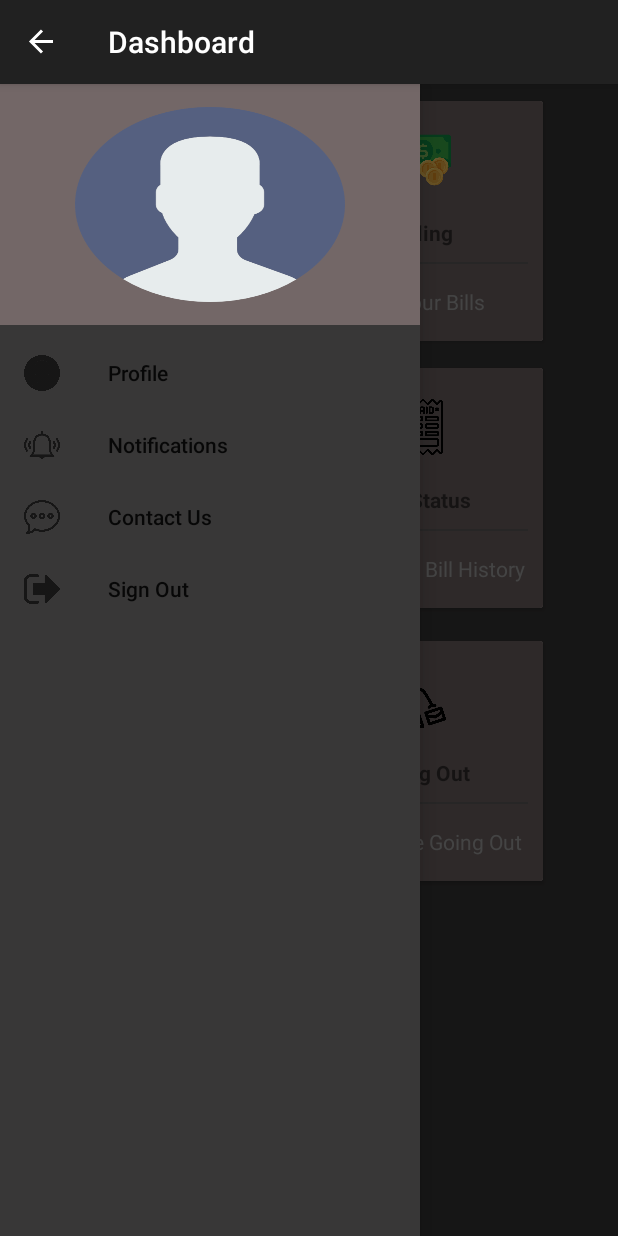
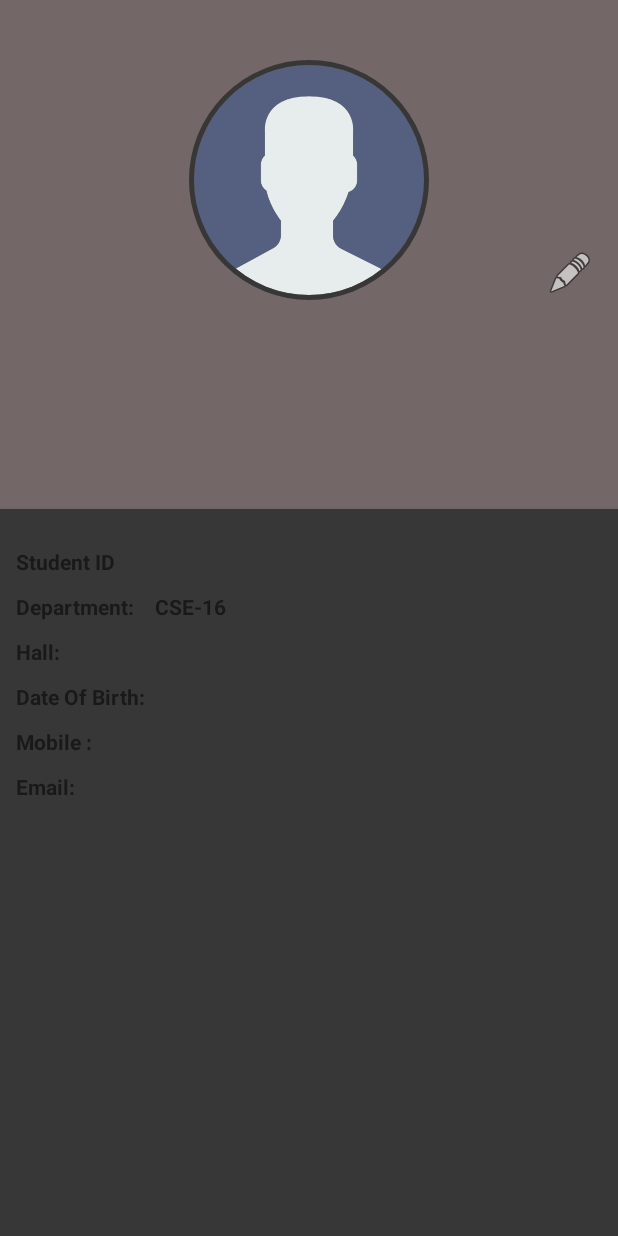
Before and after one commit to hasiburporag/OsmanyHallManagement, an Android app: the StudentProfile screen opened directly, with no data from a screen before it, after a tap on "Profile", on a phone screen of 412 x 824 dp. Run offline under Robolectric (Android 15) with nearby library versions, the phone set to English and light mode, and no system bars; our stand-ins replace CircleImageView, Firebase (no records; nobody signed in at launch, a user with empty details on screens opened directly); Roboto replaces fonts that are not available here; 8 statements that could not run were skipped; 1 other tap on this screen came first.

Commit message:
Profile Page

```diff
--- a/app/build.gradle
+++ b/app/build.gradle
@@ -29,6 +29,7 @@ dependencies {
     androidTestImplementation 'com.android.support.test.espresso:espresso-core:3.0.2'
     implementation 'com.android.support:design:27.1.1'
     implementation 'com.android.support:cardview-v7:27.1.1'
+    implementation 'de.hdodenhof:circleimageview:2.1.0'
 }
 
 apply plugin: 'com.google.gms.google-services'
--- a/app/src/main/AndroidManifest.xml
+++ b/app/src/main/AndroidManifest.xml
@@ -21,9 +21,11 @@
             android:name="preloaded_fonts"
             android:resource="@array/preloaded_fonts" />
 
-        <activity android:name=".StudentProfile"
+        <activity
+            android:name=".StudentProfile"
             android:label="Dashboard"
-            android:theme="@style/Theme.AppCompat.DayNight.DarkActionBar"></activity>
+            android:theme="@style/Theme.AppCompat.DayNight.DarkActionBar" />
+        <activity android:name=".Profile"></activity>
     </application>
 
 </manifest>
--- a/app/src/main/java/com/example/porag/osmanyhallmanagement/MainActivity.java
+++ b/app/src/main/java/com/example/porag/osmanyhallmanagement/MainActivity.java
@@ -6,6 +6,7 @@ import android.nfc.Tag;
 import android.support.v7.app.AppCompatActivity;
 import android.os.Bundle;
 import android.util.Log;
+import android.view.KeyEvent;
 import android.view.View;
 import android.widget.Button;
 import android.widget.EditText;
@@ -36,6 +37,8 @@ public class MainActivity extends AppCompatActivity {
     protected void onCreate(Bundle savedInstanceState) {
         super.onCreate(savedInstanceState);
         setContentView(R.layout.activity_main);
+       // Intent demo=new Intent(getApplicationContext(),SignUp.class);
+       // startActivity(demo);
         UserID=findViewById(R.id.input_email);
         Password=findViewById(R.id.input_password);
         LogIn=findViewById(R.id.btn_login);
@@ -52,6 +55,7 @@ public class MainActivity extends AppCompatActivity {
         LogIn.setOnClickListener(new View.OnClickListener() {
             @Override
             public void onClick(View v) {
+
                 progressDialog.show();
                 userid=UserID.getText().toString();
                 password=Password.getText().toString();
@@ -105,4 +109,5 @@ public class MainActivity extends AppCompatActivity {
         startActivity(i);
 
     }
+
 }
--- /dev/null
+++ b/app/src/main/java/com/example/porag/osmanyhallmanagement/Profile.java
@@ -0,0 +1,86 @@
+package com.example.porag.osmanyhallmanagement;
+
+import android.app.ProgressDialog;
+import android.support.v7.app.AppCompatActivity;
+import android.os.Bundle;
+import android.widget.ProgressBar;
+import android.widget.TextView;
+import android.widget.Toast;
+
+import com.google.firebase.database.DataSnapshot;
+import com.google.firebase.database.DatabaseError;
+import com.google.firebase.database.DatabaseReference;
+import com.google.firebase.database.FirebaseDatabase;
+import com.google.firebase.database.Query;
+import com.google.firebase.database.ValueEventListener;
+
+public class Profile extends AppCompatActivity {
+
+    TextView name,hallid,Hall1,Hall2,studentid,dept,mobile,email,dob;
+    FirebaseDatabase db;
+    DatabaseReference ref,myref;
+    Query query;
+    private SkipActivity session;
+    String username,a;
+    Users user;
+    ProgressDialog progressDialog;
+
+    @Override
+    protected void onCreate(Bundle savedInstanceState) {
+        super.onCreate(savedInstanceState);
+        setContentView(R.layout.activity_profile);
+        progressDialog=new ProgressDialog(this);
+        progressDialog.setMessage("Loading..");
+        progressDialog.show();
+        name=findViewById(R.id.name);
+        hallid=findViewById(R.id.designation);
+        Hall1=findViewById(R.id.location);
+        Hall2=findViewById(R.id.hall);
+        studentid=findViewById(R.id.studentid);
+        dept=findViewById(R.id.department);
+        mobile=findViewById(R.id.mobile);
+        email=findViewById(R.id.email);
+        dob=findViewById(R.id.dob);
+        session=new SkipActivity(this);
+        username=session.getusename();
+        //name.setText(username);
+        db=FirebaseDatabase.getInstance();
+        ref=db.getReference();
+        myref=ref.child("Users");
+
+       // user=new Users();
+
+        query=myref.orderByChild("id").equalTo(username);
+
+        query.addListenerForSingleValueEvent(new ValueEventListener() {
+            @Override
+            public void onDataChange(DataSnapshot dataSnapshot) {
+                for(DataSnapshot singleSnapshot : dataSnapshot.getChildren()){
+                    user = singleSnapshot.getValue(Users.class);
+                }
+
+
+               // a = user.getName();
+                name.setText(user.getName());
+                hallid.setText(user.getHallid());
+                Hall2.setText(user.getHall());
+                Hall1.setText(user.getHall());
+                dept.setText("CSE-16");
+                mobile.setText(user.getPhoneno());
+                email.setText(user.getPosition());
+                dob.setText(user.getDob());
+                studentid.setText(user.getRoll());
+            }
+
+            @Override
+            public void onCancelled(DatabaseError databaseError) {
+
+                Toast.makeText(getApplicationContext(),"Error",Toast.LENGTH_LONG).show();
+
+            }
+        });
+
+        progressDialog.dismiss();
+
+    }
+}
--- a/app/src/main/java/com/example/porag/osmanyhallmanagement/StudentProfile.java
+++ b/app/src/main/java/com/example/porag/osmanyhallmanagement/StudentProfile.java
@@ -8,6 +8,7 @@ import android.support.v4.widget.DrawerLayout;
 import android.support.v7.app.ActionBarDrawerToggle;
 import android.support.v7.app.AppCompatActivity;
 import android.os.Bundle;
+import android.view.KeyEvent;
 import android.view.MenuItem;
 import android.widget.Toast;
 
@@ -43,7 +44,8 @@ public class StudentProfile extends AppCompatActivity {
                 int id = item.getItemId();
                 switch (id) {
                     case R.id.profile:
-                        Toast.makeText(StudentProfile.this, "Profile", Toast.LENGTH_SHORT).show();
+                        Intent profile=new Intent(getApplicationContext(),Profile.class);
+                        startActivity(profile);
                         break;
                     case R.id.notifications:
                         Toast.makeText(StudentProfile.this, "Notifications", Toast.LENGTH_SHORT).show();
@@ -74,4 +76,18 @@ public class StudentProfile extends AppCompatActivity {
 
         return super.onOptionsItemSelected(item);
     }
+
+    @Override
+    public boolean onKeyDown(int keyCode, KeyEvent event)
+    {
+        switch(keyCode)
+        {
+            case KeyEvent.KEYCODE_BACK:
+
+                moveTaskToBack(true);
+
+                return true;
+        }
+        return false;
+    }
 }
--- a/app/src/main/java/com/example/porag/osmanyhallmanagement/Users.java
+++ b/app/src/main/java/com/example/porag/osmanyhallmanagement/Users.java
@@ -9,13 +9,14 @@ public class Users {
     String position;
     String dob;
     String password;
+    String roll;
 
     public Users()
     {
 
     }
 
-    public Users(String id, String name, String hallid, String hall, String phoneno, String position, String dob,String Password) {
+    public Users(String id, String name, String hallid, String hall, String phoneno, String position, String dob,String Password,String Roll) {
         this.id = id;
         this.name = name;
         this.hallid = hallid;
@@ -24,6 +25,11 @@ public class Users {
         this.position = position;
         this.dob = dob;
         this.password=Password;
+        this.roll=roll;
+    }
+
+    public String getRoll() {
+        return roll;
     }
 
     public String getId() {
--- /dev/null
+++ b/app/src/main/res/layout/activity_profile.xml
@@ -0,0 +1,284 @@
+<?xml version="1.0" encoding="utf-8"?>
+<ScrollView xmlns:android="http://schemas.android.com/apk/res/android"
+    xmlns:app="http://schemas.android.com/apk/res-auto"
+    xmlns:tools="http://schemas.android.com/tools"
+
+    android:layout_width="match_parent"
+    android:layout_height="match_parent"
+    android:background="#383737">
+
+    <RelativeLayout
+        android:layout_width="match_parent"
+        android:layout_height="match_parent"
+        android:id="@+id/layout">
+
+
+        <LinearLayout
+            android:id="@+id/header_cover_image"
+            android:layout_width="match_parent"
+            android:layout_height="150dp"
+            android:background="#736767"
+            android:scaleType="centerCrop"
+            >
+        </LinearLayout>
+
+        <de.hdodenhof.circleimageview.CircleImageView
+            xmlns:app="http://schemas.android.com/apk/res-auto"
+
+            android:clickable="true"
+            app:civ_border_width="3dp"
+            app:civ_border_color="#383737"
+
+            android:id="@+id/profile"
+            android:layout_width="200dp"
+            android:layout_height="200dp"
+            android:layout_below="@+id/header_cover_image"
+            android:layout_centerHorizontal="true"
+            android:layout_marginTop="-130dp"
+            android:elevation="5dp"
+            android:padding="20dp"
+            android:scaleType="centerCrop"
+            android:src="@drawable/user" />
+
+        <RelativeLayout
+            android:id="@+id/profile_layout"
+            android:layout_width="match_parent"
+            android:layout_height="wrap_content"
+            android:layout_below="@+id/header_cover_image"
+            android:background="#736767"
+            android:paddingBottom="20dp">
+
+
+            <ImageView
+                android:id="@+id/edit"
+                android:layout_width="wrap_content"
+                android:layout_height="wrap_content"
+                android:layout_alignParentRight="true"
+                android:layout_marginLeft="16dp"
+                android:layout_marginRight="16dp"
+                android:layout_marginTop="16dp"
+                android:clickable="true"
+
+                android:src="@android:drawable/ic_menu_edit" />
+
+            <TextView
+                android:id="@+id/name"
+                android:layout_width="wrap_content"
+                android:layout_height="wrap_content"
+                android:layout_centerHorizontal="true"
+                android:layout_marginTop="70dp"
+                android:textColor="#fff"
+                android:textSize="24sp"
+                android:textStyle="bold" />
+
+            <TextView
+                android:id="@+id/location"
+                android:layout_width="wrap_content"
+                android:layout_height="wrap_content"
+                android:layout_below="@+id/designation"
+                android:layout_centerHorizontal="true"
+                android:layout_marginTop="10dp"
+                android:textColor="#fff"
+                android:textSize="16sp" />
+
+            <TextView
+                android:id="@+id/designation"
+                android:layout_width="wrap_content"
+                android:layout_height="wrap_content"
+                android:layout_below="@+id/name"
+                android:layout_centerHorizontal="true"
+                android:layout_marginTop="10dp"
+                android:textColor="#fff"
+                android:textSize="18sp" />
+        </RelativeLayout>
+
+
+        <LinearLayout
+            android:layout_width="match_parent"
+            android:layout_height="match_parent"
+            android:layout_below="@+id/profile_layout"
+            android:background="#383737"
+            android:elevation="4dp"
+            android:orientation="vertical"
+            android:paddingTop="20dp"
+            android:paddingBottom="20dp"
+            android:paddingRight="5dp"
+            android:paddingLeft="5dp"
+            >
+
+            <LinearLayout
+                android:layout_width="match_parent"
+                android:layout_height="wrap_content"
+                android:orientation="horizontal">
+
+                <TextView
+                    android:id="@+id/textView10"
+                    android:layout_width="wrap_content"
+                    android:layout_height="wrap_content"
+                    android:layout_margin="5dp"
+                    android:layout_marginLeft="8dp"
+                    android:layout_marginTop="8dp"
+                    android:clickable="true"
+                    android:text="Student ID"
+                    android:textStyle="bold"
+                    />
+
+                <TextView
+                    android:layout_width="wrap_content"
+                    android:layout_height="wrap_content"
+                    android:id="@+id/studentid"
+                    android:layout_marginLeft="8dp"
+                    android:layout_marginTop="8dp"
+                    android:layout_margin="5dp"
+                    android:textStyle="bold"/>
+
+            </LinearLayout>
+
+
+            <LinearLayout
+                android:layout_width="match_parent"
+                android:layout_height="wrap_content"
+                android:orientation="horizontal">
+
+            <TextView
+                android:id="@+id/textView5"
+                android:layout_width="wrap_content"
+                android:layout_height="wrap_content"
+                android:layout_margin="5dp"
+                android:clickable="true"
+                android:text="Department: "
+                android:textStyle="bold"
+                android:layout_marginLeft="8dp"
+
+                android:layout_marginTop="8dp"
+               />
+
+                <TextView
+                    android:layout_width="wrap_content"
+                    android:layout_height="wrap_content"
+                    android:id="@+id/department"
+                    android:layout_marginLeft="8dp"
+                    android:layout_margin="5dp"
+                    android:layout_marginTop="8dp"
+                    android:textStyle="bold"/>
+
+            </LinearLayout>
+
+        <LinearLayout
+            android:layout_width="match_parent"
+            android:layout_height="wrap_content"
+            android:orientation="horizontal">
+
+            <TextView
+                android:id="@+id/textView7"
+                android:layout_width="wrap_content"
+                android:layout_height="wrap_content"
+                android:layout_margin="5dp"
+                android:clickable="true"
+                android:text="Hall: "
+                android:textStyle="bold"
+                android:layout_marginLeft="8dp"
+
+                android:layout_marginTop="8dp"
+                />
+
+            <TextView
+                android:layout_width="wrap_content"
+                android:layout_height="wrap_content"
+                android:id="@+id/hall"
+                android:layout_marginLeft="8dp"
+                android:layout_margin="5dp"
+                android:layout_marginTop="8dp"
+                android:textStyle="bold"/>
+
+        </LinearLayout>
+
+        <LinearLayout
+            android:layout_width="match_parent"
+            android:layout_height="wrap_content"
+            android:orientation="horizontal">
+
+            <TextView
+                android:id="@+id/textView16"
+                android:layout_width="wrap_content"
+                android:layout_height="wrap_content"
+                android:layout_margin="5dp"
+                android:layout_marginTop="8dp"
+
+                android:text="Date Of Birth: "
+                android:textStyle="bold"
+
+                android:layout_marginLeft="8dp"
+                />
+
+            <TextView
+                android:layout_width="wrap_content"
+                android:layout_height="wrap_content"
+                android:id="@+id/dob"
+                android:layout_marginLeft="8dp"
+                android:layout_margin="5dp"
+                android:layout_marginTop="8dp"
+                android:textStyle="bold"/>
+
+        </LinearLayout>
+
+        <LinearLayout
+            android:layout_width="match_parent"
+            android:layout_height="wrap_content"
+            android:orientation="horizontal">
+
+            <TextView
+                android:id="@+id/textView15"
+                android:layout_width="wrap_content"
+                android:layout_height="wrap_content"
+                android:layout_margin="5dp"
+                android:layout_marginTop="8dp"
+                android:clickable="true"
+                android:text="Mobile :"
+                android:textStyle="bold"
+                android:layout_marginLeft="8dp"
+                app:layout_constraintLeft_toLeftOf="parent" />
+
+            <TextView
+                android:layout_width="wrap_content"
+                android:layout_height="wrap_content"
+                android:id="@+id/mobile"
+                android:layout_marginLeft="8dp"
+                android:layout_margin="5dp"
+                android:layout_marginTop="8dp"
+                android:textStyle="bold"/>
+
+        </LinearLayout>
+
+        <LinearLayout
+            android:layout_width="match_parent"
+            android:layout_height="wrap_content"
+            android:orientation="horizontal">
+
+            <TextView
+                android:id="@+id/textView11"
+                android:layout_width="wrap_content"
+                android:layout_height="wrap_content"
+                android:layout_margin="5dp"
+                android:layout_marginLeft="8dp"
+                android:layout_marginTop="8dp"
+                android:clickable="true"
+                android:text="Email: "
+                android:textStyle="bold"
+                app:layout_constraintLeft_toLeftOf="parent"
+                app:layout_constraintTop_toBottomOf="@+id/textView22"/>
+
+            <TextView
+                android:layout_width="wrap_content"
+                android:layout_height="wrap_content"
+                android:id="@+id/email"
+                android:layout_marginLeft="8dp"
+                android:layout_marginTop="8dp"
+                android:layout_margin="5dp"
+                android:textStyle="bold"/>
+
+        </LinearLayout>
+
+        </LinearLayout>
+    </RelativeLayout>
+</ScrollView>
```
